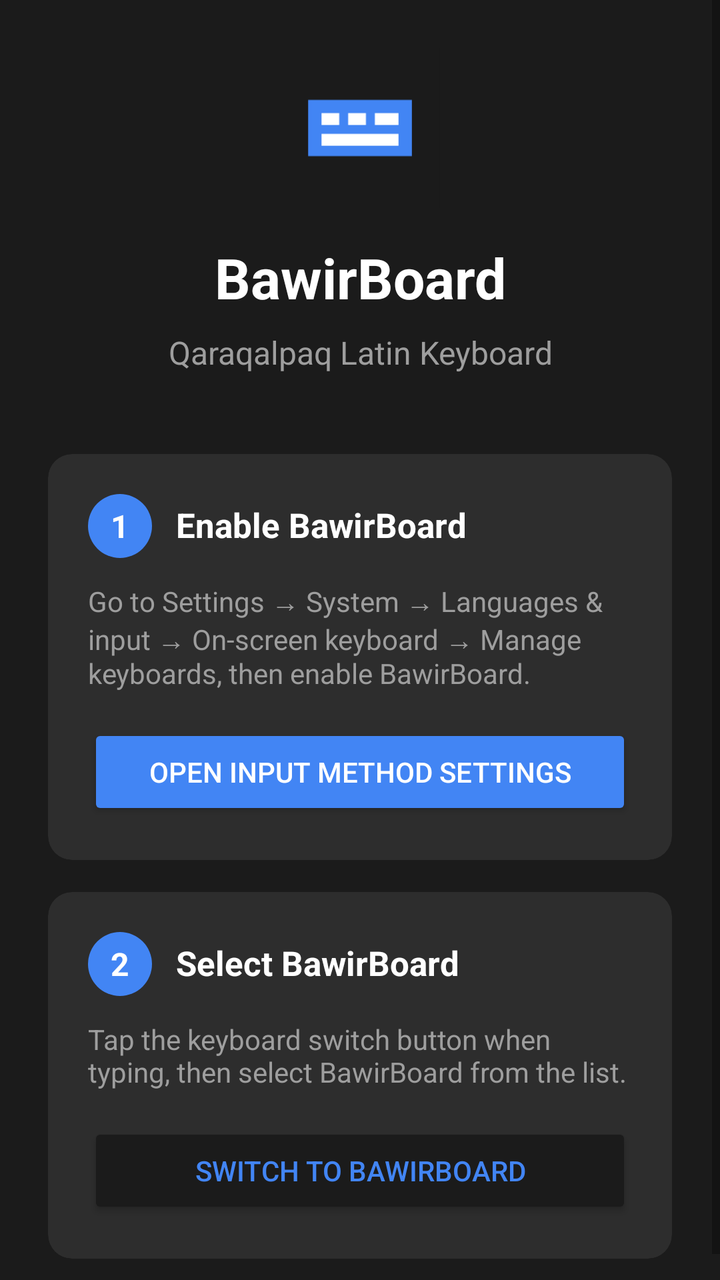
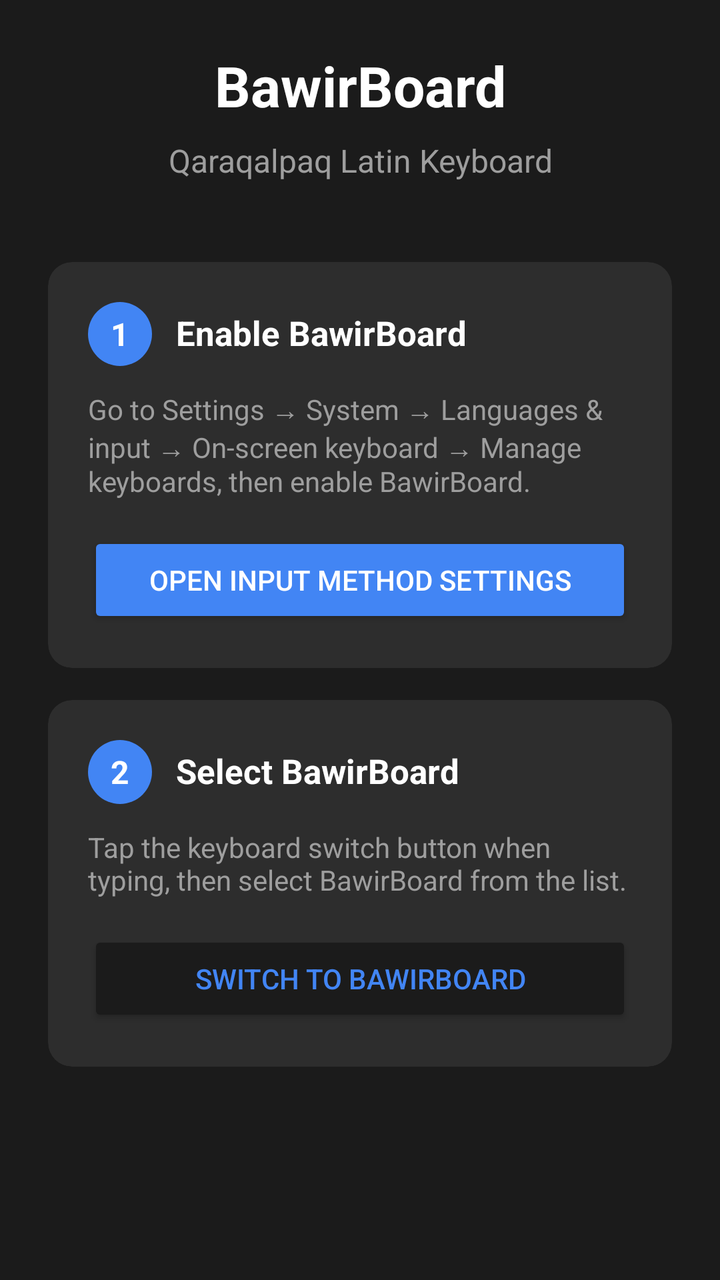

Screens rendered from an Android XML layout before and after an edit, with the pre-edit source and the edit as a unified diff.
<!-- AndroidManifest.xml: application theme Theme.BawirBoard -->
<!-- res/layout/setup_activity.xml -->
<?xml version="1.0" encoding="utf-8"?>
<ScrollView xmlns:android="http://schemas.android.com/apk/res/android"
    android:layout_width="match_parent"
    android:layout_height="match_parent"
    android:background="@color/keyboard_bg">

    <LinearLayout
        android:layout_width="match_parent"
        android:layout_height="wrap_content"
        android:orientation="vertical"
        android:padding="24dp">

        
        <ImageView
            android:layout_width="80dp"
            android:layout_height="80dp"
            android:src="@drawable/ic_launcher"
            android:layout_gravity="center_horizontal"
            android:layout_marginBottom="16dp" />

        <TextView
            android:layout_width="match_parent"
            android:layout_height="wrap_content"
            android:text="BawirBoard"
            android:textSize="28sp"
            android:textStyle="bold"
            android:textColor="@color/key_text"
            android:gravity="center"
            android:layout_marginBottom="8dp" />

        <TextView
            android:layout_width="match_parent"
            android:layout_height="wrap_content"
            android:text="Qaraqalpaq Latin Keyboard"
            android:textSize="16sp"
            android:textColor="@color/key_hint_text"
            android:gravity="center"
            android:layout_marginBottom="40dp" />

        
        <androidx.cardview.widget.CardView
            xmlns:app="http://schemas.android.com/apk/res-auto"
            android:layout_width="match_parent"
            android:layout_height="wrap_content"
            app:cardBackgroundColor="@color/key_bg"
            app:cardCornerRadius="12dp"
            app:cardElevation="0dp"
            android:layout_marginBottom="16dp">

            <LinearLayout
                android:layout_width="match_parent"
                android:layout_height="wrap_content"
                android:orientation="vertical"
                android:padding="20dp">

                <LinearLayout
                    android:layout_width="match_parent"
                    android:layout_height="wrap_content"
                    android:orientation="horizontal"
                    android:layout_marginBottom="12dp">

                    <TextView
                        android:layout_width="32dp"
                        android:layout_height="32dp"
                        android:text="1"
                        android:textSize="16sp"
                        android:textStyle="bold"
                        android:textColor="@color/key_text"
                        android:gravity="center"
                        android:background="@drawable/step_circle"
                        android:layout_marginEnd="12dp" />

                    <TextView
                        android:layout_width="0dp"
                        android:layout_height="wrap_content"
                        android:layout_weight="1"
                        android:text="Enable BawirBoard"
                        android:textSize="17sp"
                        android:textStyle="bold"
                        android:textColor="@color/key_text"
                        android:gravity="center_vertical" />
                </LinearLayout>

                <TextView
                    android:layout_width="match_parent"
                    android:layout_height="wrap_content"
                    android:text="Go to Settings → System → Languages &amp; input → On-screen keyboard → Manage keyboards, then enable BawirBoard."
                    android:textSize="14sp"
                    android:textColor="@color/key_hint_text"
                    android:layout_marginBottom="16dp" />

                <Button
                    android:id="@+id/btn_enable"
                    android:layout_width="match_parent"
                    android:layout_height="48dp"
                    android:text="Open Input Method Settings"
                    android:backgroundTint="@color/accent"
                    android:textColor="@color/key_text"
                    android:textSize="14sp" />
            </LinearLayout>
        </androidx.cardview.widget.CardView>

        
        <androidx.cardview.widget.CardView
            xmlns:app="http://schemas.android.com/apk/res-auto"
            android:layout_width="match_parent"
            android:layout_height="wrap_content"
            app:cardBackgroundColor="@color/key_bg"
            app:cardCornerRadius="12dp"
            app:cardElevation="0dp">

            <LinearLayout
                android:layout_width="match_parent"
                android:layout_height="wrap_content"
                android:orientation="vertical"
                android:padding="20dp">

                <LinearLayout
                    android:layout_width="match_parent"
                    android:layout_height="wrap_content"
                    android:orientation="horizontal"
                    android:layout_marginBottom="12dp">

                    <TextView
                        android:layout_width="32dp"
                        android:layout_height="32dp"
                        android:text="2"
                        android:textSize="16sp"
                        android:textStyle="bold"
                        android:textColor="@color/key_text"
                        android:gravity="center"
                        android:background="@drawable/step_circle"
                        android:layout_marginEnd="12dp" />

                    <TextView
                        android:layout_width="0dp"
                        android:layout_height="wrap_content"
                        android:layout_weight="1"
                        android:text="Select BawirBoard"
                        android:textSize="17sp"
                        android:textStyle="bold"
                        android:textColor="@color/key_text"
                        android:gravity="center_vertical" />
                </LinearLayout>

                <TextView
                    android:layout_width="match_parent"
                    android:layout_height="wrap_content"
                    android:text="Tap the keyboard switch button when typing, then select BawirBoard from the list."
                    android:textSize="14sp"
                    android:textColor="@color/key_hint_text"
                    android:layout_marginBottom="16dp" />

                <Button
                    android:id="@+id/btn_select"
                    android:layout_width="match_parent"
                    android:layout_height="48dp"
                    android:text="Switch to BawirBoard"
                    android:backgroundTint="@color/key_special_bg"
                    android:strokeColor="@color/accent"
                    android:textColor="@color/accent"
                    android:textSize="14sp" />
            </LinearLayout>
        </androidx.cardview.widget.CardView>

    </LinearLayout>
</ScrollView>
<!-- resources referenced by this layout -->
<resources>
  <color name="accent">#4285F4</color>
  <color name="key_bg">#2D2D2D</color>
  <color name="key_hint_text">#9E9E9E</color>
  <color name="key_special_bg">#1B1B1B</color>
  <color name="key_text">#FFFFFF</color>
  <color name="keyboard_bg">#1B1B1B</color>
  <!-- drawable ic_launcher (drawable) -->
  <?xml version="1.0" encoding="utf-8"?>
  <vector xmlns:android="http://schemas.android.com/apk/res/android"
      android:width="108dp"
      android:height="108dp"
      android:viewportWidth="108"
      android:viewportHeight="108">
      <path
          android:fillColor="#1B1B1B"
          android:pathData="M0,0h108v108H0z" />
      <path
          android:fillColor="#4285F4"
          android:pathData="M20,36h68v36H20z"
          android:strokeWidth="2"
          android:strokeColor="#4285F4" />
      <path
          android:fillColor="#FFFFFF"
          android:pathData="M28,44h12v8H28zM46,44h12v8H46zM64,44h16v8H64z" />
      <path
          android:fillColor="#FFFFFF"
          android:pathData="M28,58h52v8H28z" />
  </vector>
  <!-- drawable step_circle (drawable) -->
  <?xml version="1.0" encoding="utf-8"?>
  <shape xmlns:android="http://schemas.android.com/apk/res/android"
      android:shape="oval">
      <solid android:color="@color/accent" />
  </shape>
  <style name="Theme.BawirBoard" parent="Theme.AppCompat.DayNight.NoActionBar">
          <item name="colorPrimary">@color/accent</item>
          <item name="colorAccent">@color/accent</item>
          <item name="android:windowBackground">@color/keyboard_bg</item>
          <item name="android:textColor">@color/key_text</item>
      </style>
</resources>

<!-- the commit's change to res/layout/setup_activity.xml (unified diff, before → after) -->
@@ -11,13 +11,6 @@
         android:padding="24dp">
 
         
-        <ImageView
-            android:layout_width="80dp"
-            android:layout_height="80dp"
-            android:src="@drawable/ic_launcher"
-            android:layout_gravity="center_horizontal"
-            android:layout_marginBottom="16dp" />
-
         <TextView
             android:layout_width="match_parent"
             android:layout_height="wrap_content"
<!-- resource entries referenced after the edit -->
@@ -6,28 +6,6 @@
   <color name="key_special_bg">#1B1B1B</color>
   <color name="key_text">#FFFFFF</color>
   <color name="keyboard_bg">#1B1B1B</color>
-  <!-- drawable ic_launcher (drawable) -->
-  <?xml version="1.0" encoding="utf-8"?>
-  <vector xmlns:android="http://schemas.android.com/apk/res/android"
-      android:width="108dp"
-      android:height="108dp"
-      android:viewportWidth="108"
-      android:viewportHeight="108">
-      <path
-          android:fillColor="#1B1B1B"
-          android:pathData="M0,0h108v108H0z" />
-      <path
-          android:fillColor="#4285F4"
-          android:pathData="M20,36h68v36H20z"
-          android:strokeWidth="2"
-          android:strokeColor="#4285F4" />
-      <path
-          android:fillColor="#FFFFFF"
-          android:pathData="M28,44h12v8H28zM46,44h12v8H46zM64,44h16v8H64z" />
-      <path
-          android:fillColor="#FFFFFF"
-          android:pathData="M28,58h52v8H28z" />
-  </vector>
   <!-- drawable step_circle (drawable) -->
   <?xml version="1.0" encoding="utf-8"?>
   <shape xmlns:android="http://schemas.android.com/apk/res/android"
